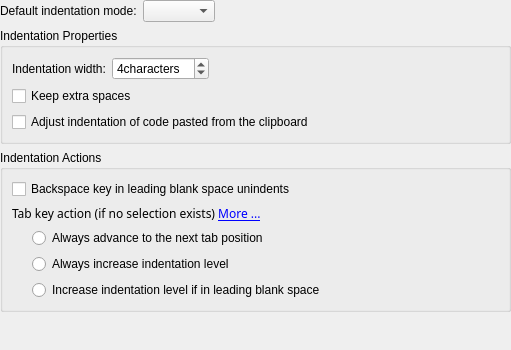
KDE/kate, file part/dialogs/indentationconfigwidget.ui: the form before one commit.
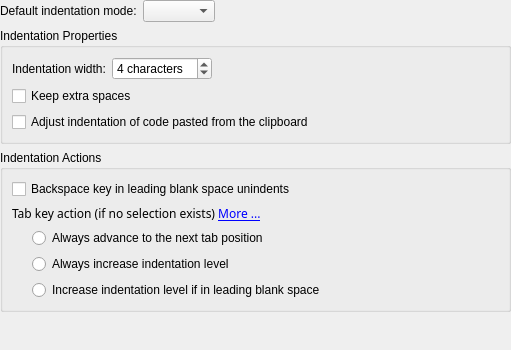
The form after the commit. Custom widgets are drawn as their Qt base class.

Commit message: fix suffix adding a beginning space

The edit to the form file:
```diff
--- a/part/dialogs/indentationconfigwidget.ui
+++ b/part/dialogs/indentationconfigwidget.ui
@@ -128,7 +128,7 @@
            <string>The indentation width is the number of spaces which is used to indent a line. If the option &lt;b>Insert spaces instead of tabulators&lt;/b> in the section &lt;b>Editing&lt;/b> is disabled, a &lt;b>Tab&lt;/b> character is inserted if the indentation is divisible by the tab width.</string>
           </property>
           <property name="suffix" >
-           <string>characters</string>
+           <string> characters</string>
           </property>
           <property name="minimum" >
            <number>1</number>
```
